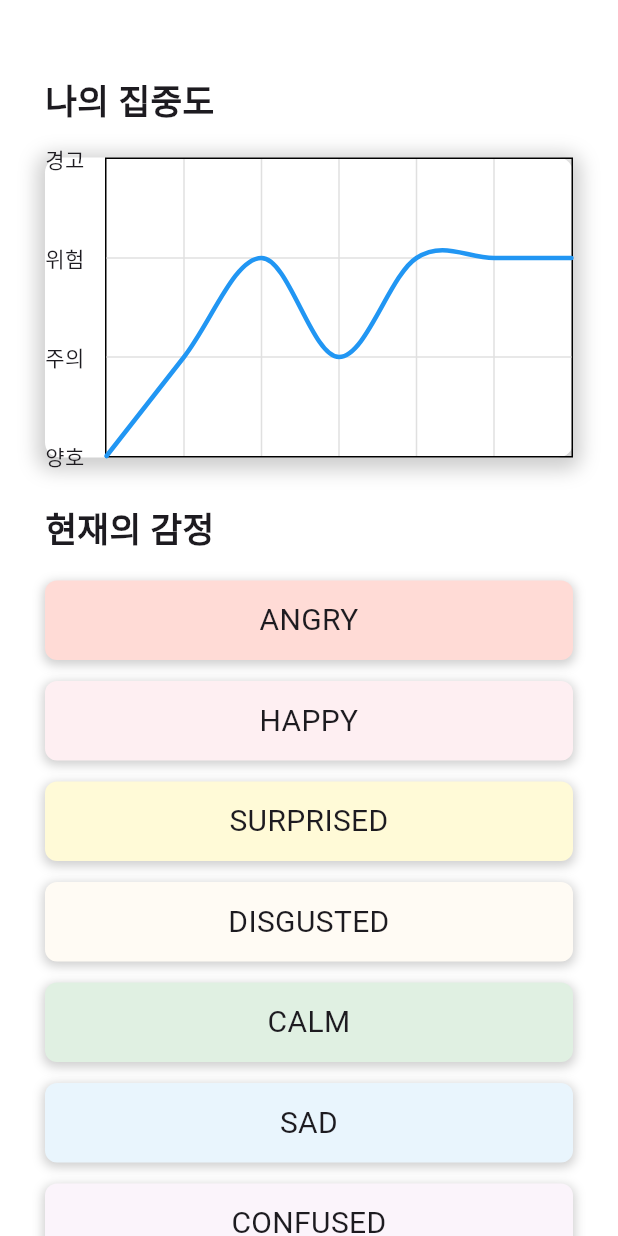
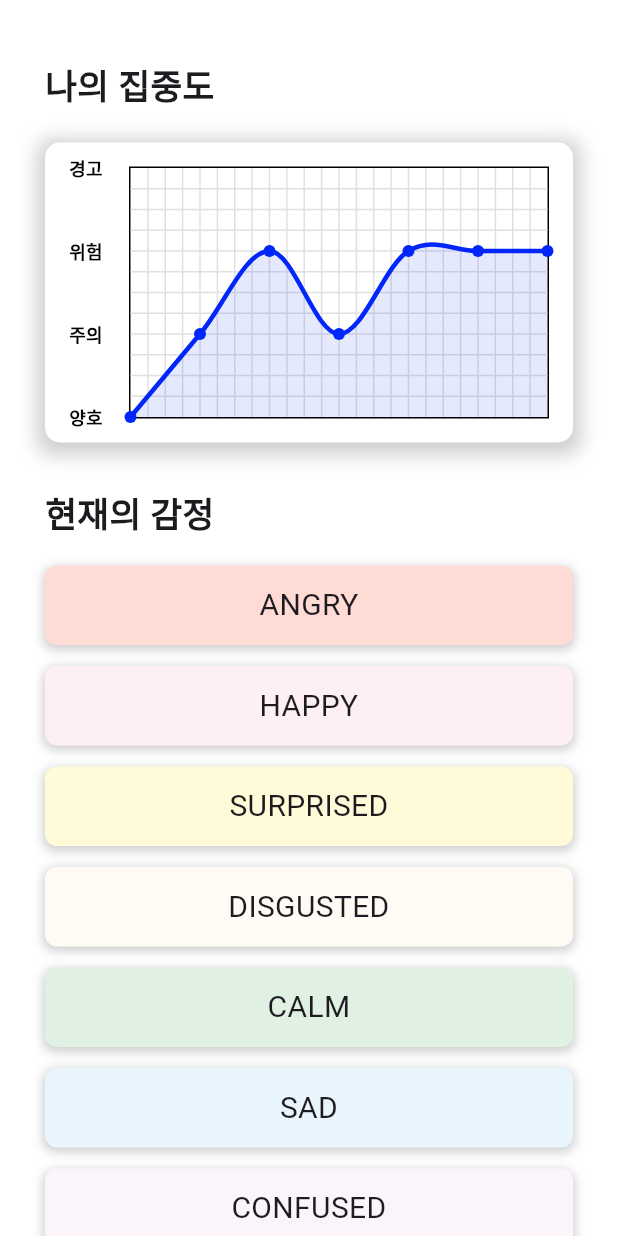
Before and after one commit to TU-KOREA-FELICITY/MOOD, a Flutter app: the HomeRecognitionScreen screen opened directly, on a phone screen of 412 x 824 dp. Run offline on Flutter 3.47's test engine with Material 3 defaults, Android fonts, the phone set to English and light mode, and no system bars; drawn by our look-alikes of fl_chart; our stand-ins replace flutter_secure_storage, shared_preferences, socket_io_client, table_calendar, webview_flutter; missing offline and left inert: spotify_sdk; accounts and stored records are empty; Roboto replaces fonts that are missing (Pretendard).

Commit message:
홈 화면 UI 수정 중2

```diff
--- a/lib/screens/homestart_screens/home_recognition_screen.dart
+++ b/lib/screens/homestart_screens/home_recognition_screen.dart
@@ -22,7 +22,9 @@ class _HomeRecognitionScreenState extends State<HomeRecognitionScreen> {
   List<FlSpot> generateRandomData(int count) {
     final random = Random();
     return List.generate(
-        count, (index) => FlSpot(index.toDouble(), random.nextInt(4).toDouble()));
+      count,
+          (index) => FlSpot(index.toDouble(), random.nextInt(4).toDouble()),
+    );
   }
 
   @override
@@ -35,7 +37,6 @@ class _HomeRecognitionScreenState extends State<HomeRecognitionScreen> {
             child: Column(
               crossAxisAlignment: CrossAxisAlignment.start,
               children: [
-                SizedBox(height: 10),
                 Text(
                   '나의 집중도',
                   style: TextStyle(fontSize: 23, fontWeight: FontWeight.bold),
@@ -43,6 +44,7 @@ class _HomeRecognitionScreenState extends State<HomeRecognitionScreen> {
                 SizedBox(height: 20),
                 Container(
                   height: 200,
+                  padding: EdgeInsets.all(16),
                   decoration: BoxDecoration(
                     color: Colors.white,
                     borderRadius: BorderRadius.circular(10),
@@ -61,8 +63,8 @@ class _HomeRecognitionScreenState extends State<HomeRecognitionScreen> {
                         show: true,
                         drawHorizontalLine: true,
                         drawVerticalLine: true,
-                        horizontalInterval: 1,
-                        verticalInterval: 1,
+                        horizontalInterval: 0.25,
+                        verticalInterval: 0.25,
                         getDrawingHorizontalLine: (value) => FlLine(
                           color: Colors.grey.shade300,
                           strokeWidth: 1,
@@ -78,18 +80,31 @@ class _HomeRecognitionScreenState extends State<HomeRecognitionScreen> {
                             showTitles: true,
                             interval: 1,
                             getTitlesWidget: (value, meta) {
+                              String text;
                               switch (value.toInt()) {
                                 case 0:
-                                  return Text('양호');
+                                  text = '양호';
+                                  break;
                                 case 1:
-                                  return Text('주의');
+                                  text = '주의';
+                                  break;
                                 case 2:
-                                  return Text('위험');
+                                  text = '위험';
+                                  break;
                                 case 3:
-                                  return Text('경고');
+                                  text = '경고';
+                                  break;
                                 default:
                                   return Container();
                               }
+                              return Text(
+                                text,
+                                style: TextStyle(
+                                  fontWeight: FontWeight.bold,
+                                  fontSize: 12,
+                                  color: Colors.black,
+                                ),
+                              );
                             },
                             reservedSize: 40,
                           ),
@@ -116,11 +131,14 @@ class _HomeRecognitionScreenState extends State<HomeRecognitionScreen> {
                         LineChartBarData(
                           spots: generateRandomData(7),
                           isCurved: true,
-                          color: Colors.blue,
+                          color: Color(0xFF0126FA),
                           barWidth: 3,
                           isStrokeCapRound: true,
-                          dotData: FlDotData(show: false),
-                          belowBarData: BarAreaData(show: false),
+                          dotData: FlDotData(show: true),
+                          belowBarData: BarAreaData(
+                            show: true,
+                            color: Color(0xFF0126FA).withOpacity(0.1),
+                          ),
                         ),
                       ],
                     ),
--- a/lib/screens/start_screens/auth_choice_screen.dart
+++ b/lib/screens/start_screens/auth_choice_screen.dart
@@ -9,7 +9,7 @@ class AuthChoiceScreen extends StatelessWidget {
           crossAxisAlignment: CrossAxisAlignment.center,
           mainAxisAlignment: MainAxisAlignment.start,
           children: [
-            SizedBox(height: 180),
+            SizedBox(height: 200),
             Center(
               child: Image.asset(
                 'assets/MOOD_logo_blue.png',
@@ -17,7 +17,7 @@ class AuthChoiceScreen extends StatelessWidget {
               ),
             ),
 
-            SizedBox(height: 70),
+            SizedBox(height: 300),
             SizedBox(
               width: MediaQuery.of(context).size.width * 0.8,
               child: ElevatedButton(
```
